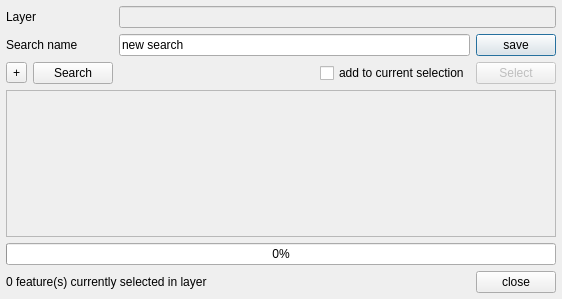
The window that ui_editsearch.ui (3nids/qsearch) describes before a commit, drawn with Qt 5.
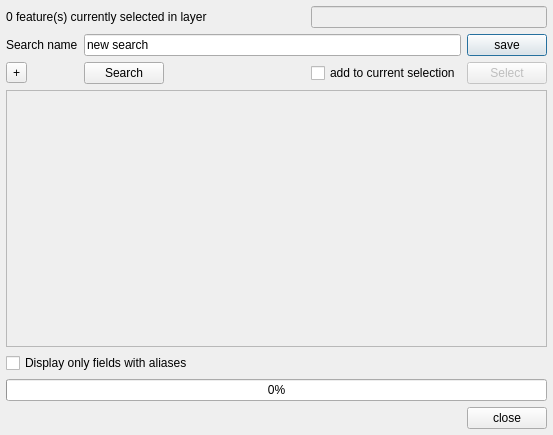
The same window after the commit.

```diff
--- a/ui_editsearch.ui
+++ b/ui_editsearch.ui
@@ -6,8 +6,8 @@
    <rect>
     <x>0</x>
     <y>0</y>
-    <width>562</width>
-    <height>299</height>
+    <width>553</width>
+    <height>435</height>
    </rect>
   </property>
   <property name="windowTitle">
@@ -20,56 +20,49 @@
    <property name="spacing">
     <number>6</number>
    </property>
-   <item row="1" column="0" colspan="2">
+   <item row="1" column="0">
     <widget class="QLabel" name="label">
      <property name="text">
       <string>Search name</string>
      </property>
     </widget>
    </item>
-   <item row="1" column="2" colspan="2">
+   <item row="1" column="1" colspan="4">
     <widget class="QLineEdit" name="searchName">
      <property name="text">
       <string>new search</string>
      </property>
     </widget>
    </item>
-   <item row="5" column="0" colspan="5">
+   <item row="5" column="0" colspan="6">
     <widget class="QProgressBar" name="progressBar">
      <property name="value">
       <number>0</number>
      </property>
     </widget>
    </item>
-   <item row="1" column="4">
+   <item row="1" column="5">
     <widget class="QPushButton" name="saveButton">
      <property name="text">
       <string>save</string>
      </property>
     </widget>
    </item>
-   <item row="6" column="4">
+   <item row="6" column="5">
     <widget class="QPushButton" name="closeButton">
      <property name="text">
       <string>close</string>
      </property>
     </widget>
    </item>
-   <item row="0" column="0" colspan="2">
-    <widget class="QLabel" name="label_2">
-     <property name="text">
-      <string>Layer</string>
-     </property>
-    </widget>
-   </item>
-   <item row="0" column="2" colspan="3">
+   <item row="0" column="3" colspan="3">
     <widget class="QLineEdit" name="layerName">
      <property name="enabled">
       <bool>false</bool>
      </property>
     </widget>
    </item>
-   <item row="3" column="0" colspan="5">
+   <item row="3" column="0" colspan="6">
     <widget class="QScrollArea" name="itemsScroll">
      <property name="widgetResizable">
       <bool>true</bool>
@@ -82,8 +75,8 @@
        <rect>
         <x>0</x>
         <y>0</y>
-        <width>548</width>
-        <height>122</height>
+        <width>539</width>
+        <height>230</height>
        </rect>
       </property>
       <layout class="QGridLayout" name="gridLayout_3">
@@ -111,14 +104,7 @@
      </property>
     </widget>
    </item>
-   <item row="2" column="1">
-    <widget class="QPushButton" name="searchButton">
-     <property name="text">
-      <string>Search</string>
-     </property>
-    </widget>
-   </item>
-   <item row="2" column="4">
+   <item row="2" column="5">
     <widget class="QPushButton" name="selectButton">
      <property name="enabled">
       <bool>false</bool>
@@ -128,8 +114,8 @@
      </property>
     </widget>
    </item>
-   <item row="2" column="3">
-    <widget class="QCheckBox" name="checkBox">
+   <item row="2" column="3" colspan="2">
+    <widget class="QCheckBox" name="addCurrentBox">
      <property name="layoutDirection">
       <enum>Qt::LeftToRight</enum>
      </property>
@@ -144,6 +130,20 @@
      </property>
     </widget>
    </item>
+   <item row="0" column="0" colspan="3">
+    <widget class="QLabel" name="label_3">
+     <property name="text">
+      <string>0 feature(s) currently selected in layer</string>
+     </property>
+    </widget>
+   </item>
+   <item row="2" column="1">
+    <widget class="QPushButton" name="searchButton">
+     <property name="text">
+      <string>Search</string>
+     </property>
+    </widget>
+   </item>
    <item row="2" column="2">
     <spacer name="horizontalSpacer">
      <property name="orientation">
@@ -157,10 +157,10 @@
      </property>
     </spacer>
    </item>
-   <item row="6" column="0" colspan="4">
-    <widget class="QLabel" name="label_3">
+   <item row="4" column="0" colspan="3">
+    <widget class="QCheckBox" name="aliasBox">
      <property name="text">
-      <string>0 feature(s) currently selected in layer</string>
+      <string>Display only fields with aliases</string>
      </property>
     </widget>
    </item>
```
